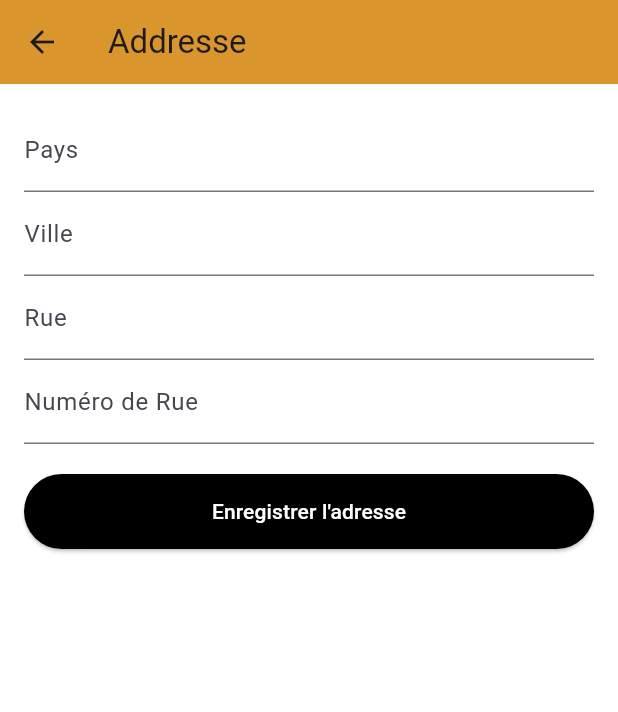
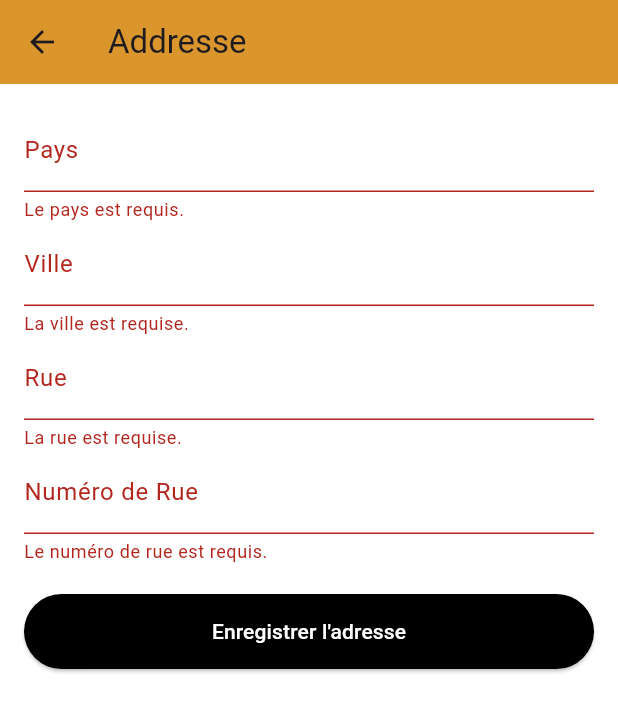
Before and after one commit to Dalel1akremi/flutterProject, a Flutter app: the AddressSearchScreen screen opened directly, after a tap on an icon or button, on a phone screen of 412 x 824 dp. Shown: the top 712 px of the screen. Run offline on Flutter 3.47's test engine with Material 3 defaults, Android fonts, the phone set to English and light mode, and no system bars; our stand-ins replace flutter_svg, google_sign_in, shared_preferences; missing offline and left inert: bcrypt; accounts and stored records are empty; network calls fail.

Commit message:
feat:add controle d'erreur sur les champs

```diff
--- a/FLUTTER/lib/pages/aboutUser/adresse.dart
+++ b/FLUTTER/lib/pages/aboutUser/adresse.dart
@@ -26,7 +26,10 @@ class _AddressSearchScreenState extends State<AddressSearchScreen> {
   String street = '';
   String streetNumber = '';
   late String _userId;
-
+ String countryError = '';
+  String cityError = '';
+  String streetError = '';
+  String streetNumberError = '';
   @override
   void initState() {
     super.initState();
@@ -86,7 +89,26 @@ class _AddressSearchScreenState extends State<AddressSearchScreen> {
       return;
     }
 
+  if (countryController.text.isEmpty ||
+        cityController.text.isEmpty ||
+        streetController.text.isEmpty ||
+        streetNumberController.text.isEmpty) {
 
+      setState(() {
+        countryError = countryController.text.isEmpty ? 'Le pays est requis.' : '';
+        cityError = cityController.text.isEmpty ? 'La ville est requise.' : '';
+        streetError = streetController.text.isEmpty ? 'La rue est requise.' : '';
+        streetNumberError = streetNumberController.text.isEmpty ? 'Le numéro de rue est requis.' : '';
+      });
+      return;
+    }
+
+    setState(() {
+      countryError = '';
+      cityError = '';
+      streetError = '';
+      streetNumberError = '';
+    });
     Panier().setUserAddress('$country, $city, $street, $streetNumber');
    String myIp = Global.myIp;
     String apiUrl = 'http://$myIp:3000/searchAddress?_id=$_userId';
@@ -249,25 +271,35 @@ class _AddressSearchScreenState extends State<AddressSearchScreen> {
       children: [
         TextField(
           controller: countryController,
-          decoration: const InputDecoration(labelText: 'Pays'),
+          decoration: InputDecoration(
+            labelText: 'Pays',
+            errorText: countryError.isNotEmpty ? countryError : null,
+          ),
         ),
         TextField(
           controller: cityController,
-          decoration: const InputDecoration(labelText: 'Ville'),
+          decoration: InputDecoration(
+            labelText: 'Ville',
+            errorText: cityError.isNotEmpty ? cityError : null,
+          ),
         ),
         TextField(
           controller: streetController,
-          decoration: const InputDecoration(labelText: 'Rue'),
+          decoration: InputDecoration(
+            labelText: 'Rue',
+            errorText: streetError.isNotEmpty ? streetError : null,
+          ),
         ),
         TextField(
           controller: streetNumberController,
-          decoration: const InputDecoration(labelText: 'Numéro de Rue'),
+          decoration: InputDecoration(
+            labelText: 'Numéro de Rue',
+            errorText: streetNumberError.isNotEmpty ? streetNumberError : null,
+          ),
         ),
         const SizedBox(height: 20),
         ElevatedButton(
-
           onPressed: searchAddress,
-
           style: ElevatedButton.styleFrom(
             minimumSize: const Size(double.infinity, 50),
             backgroundColor: Colors.black,
@@ -279,5 +311,4 @@ class _AddressSearchScreenState extends State<AddressSearchScreen> {
         ),
       ],
     );
-  }
-}
+  }}
```
Lines whose indentation alone changed are shown as unchanged.
